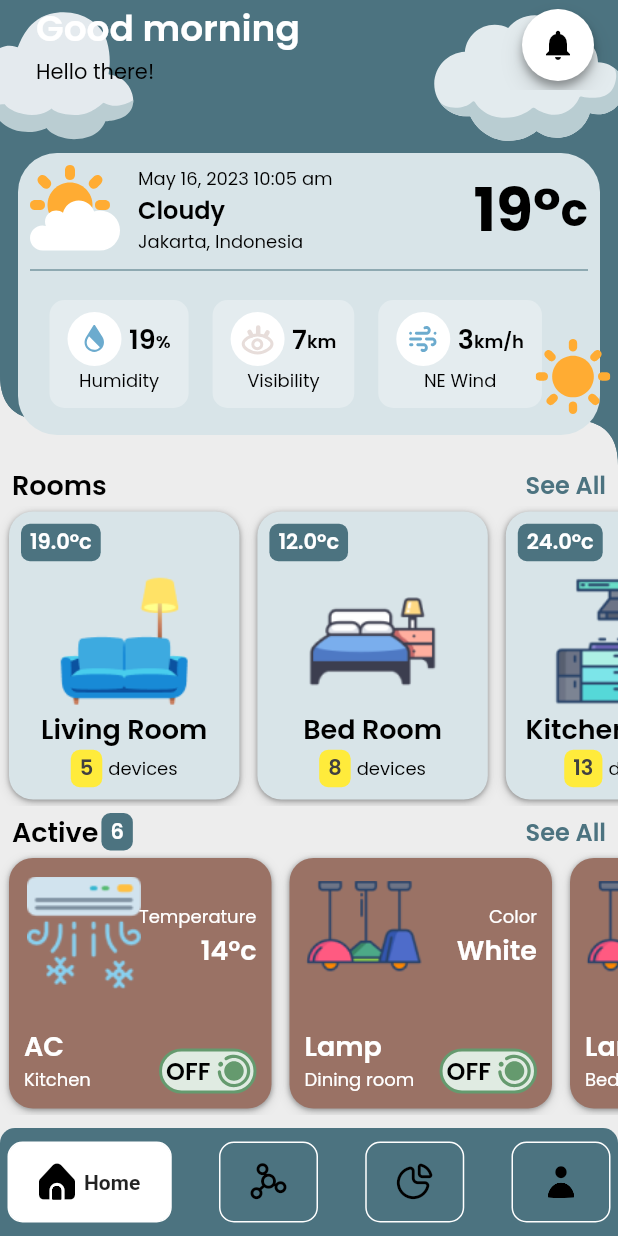
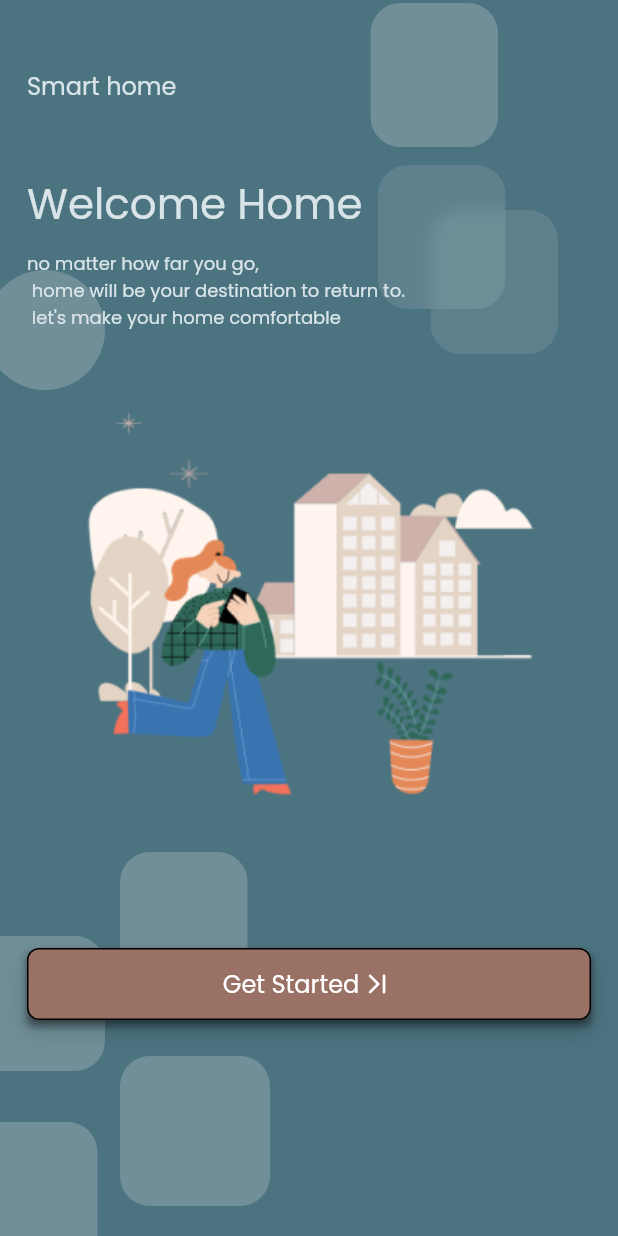
Before and after one commit to shakibhoseen/innovainfosys, a Flutter app: the screen it shows after launch, on a phone screen of 412 x 824 dp. Run offline on Flutter 3.47's test engine with Material 2 defaults, Android fonts, the light colour scheme and no system bars; drawn by our look-alikes of blur, google_nav_bar; our stand-ins replace another_flushbar, flutter_svg, fluttertoast, google_fonts, syncfusion_flutter_charts.

Commit message:
all is done with splash screen

```diff
--- a/lib/main.dart
+++ b/lib/main.dart
@@ -40,7 +40,7 @@ class MyApp extends StatelessWidget {
           ),
           canvasColor: MyColors.backGroundApplicationColor,
         ),
-        initialRoute:  RoutesName.parentScreen,
+        initialRoute:  RoutesName.splashScreen,
         onGenerateRoute:  Routes.genarateRoute,
       ),
     );
--- a/lib/res/assets_name.dart
+++ b/lib/res/assets_name.dart
@@ -1,4 +1,5 @@
 class AssetsName {
+  static const String splashBackgroundPng = 'assets/images/splash_image.png';
   static const String livingRoomHomePng = 'assets/images/living_room.png';
   static const String bedRoomHomePng = 'assets/images/bedroom.png';
   static const String kitchenRoomHomePng = 'assets/images/kitchen.png';
@@ -17,6 +18,7 @@ class AssetsName {
       'assets/images/sun_behind_cloud.svg';
   static const String windIconImageSvg = 'assets/images/wind.svg';
   static const String filterIconImageSvg = 'assets/images/filter_icon.svg';
+  static const String nextIconImageSvg = 'assets/images/next.svg';
 
   static const String deleteIconImageSvg = 'assets/images/delete.svg';
   static const String editIconImageSvg = 'assets/images/edit.svg';
--- a/lib/res/component/custom_stepper_progress.dart
+++ b/lib/res/component/custom_stepper_progress.dart
@@ -4,8 +4,9 @@ import 'package:small_home_application/res/my_colors.dart';
 
 class CustomStepperProgress extends StatefulWidget {
   final ValueChanged<double> onChanged;
+  final double sliderValue;
 
-  const CustomStepperProgress({Key? key, required this.onChanged}) : super(key: key);
+  const CustomStepperProgress({Key? key, required this.onChanged, this.sliderValue = 30}) : super(key: key);
 
   @override
   _CustomSliderState createState() => _CustomSliderState();
--- a/lib/res/design/lamp_screen/lamp_header.dart
+++ b/lib/res/design/lamp_screen/lamp_header.dart
@@ -115,7 +115,7 @@ Widget backgroundAppBar(BuildContext context, LampViewModel lampViewModel) {
                   print("lamp");
                   lampViewModel.setBrightness(value);
                   print("call");
-                },)),
+                }, sliderValue: lampViewModel.getBrightness,)),
                 Image.asset(AssetsName.lamLightOnPng),
               ],
             ),
--- /dev/null
+++ b/lib/res/design/splash_screen/splash_design.dart
@@ -0,0 +1,47 @@
+import 'dart:ui';
+
+import 'package:blur/blur.dart';
+import 'package:flutter/material.dart';
+import 'package:small_home_application/res/my_colors.dart';
+
+const ownColor = Color(0x33FFFFFF); // 20% opacity white color
+
+Widget rectangleBox({Color color = ownColor, double height =96, double width =85}) {
+  return Container(
+    height: height,
+    width: width,
+    decoration: BoxDecoration(
+      color: color,
+      borderRadius: BorderRadius.circular(20),
+    ),
+  );
+}
+
+Widget circularBox({Color color = ownColor}) {
+  return Container(
+    height: 80,
+    width: 80,
+    decoration: BoxDecoration(
+      color: color,
+      shape: BoxShape.circle,
+    ),
+  );
+}
+
+Widget blurifyBox({required bool isCircle, double opacity= 0.1}) {
+  return isCircle
+      ? _blurEffectWidget(circularBox(color: Colors.transparent), opacity: opacity)
+      : _blurEffectWidget(rectangleBox(color: Colors.transparent,), radius: 20, opacity: opacity);
+}
+
+Widget _blurEffectWidget(Widget child, {double radius = 100, double opacity =0.1}) {
+  return Blur(
+    colorOpacity: opacity,
+      borderRadius: BorderRadius.circular(radius),
+      child: child);
+  // return child.frosted(
+  //   blur: 1,
+  //   frostColor: ownColor,
+  //   borderRadius: BorderRadius.circular(20),
+  // );
+}
--- a/lib/utils/route/routes.dart
+++ b/lib/utils/route/routes.dart
@@ -6,6 +6,7 @@ import 'package:small_home_application/view/lamp_screen.dart';
 import 'package:small_home_application/view/living_room_screen.dart';
 import 'package:small_home_application/view/parent_screen.dart';
 import 'package:small_home_application/view/room_screen.dart';
+import 'package:small_home_application/view/splash_screen.dart';
 
 
 class Routes {
@@ -13,10 +14,10 @@ class Routes {
     switch (settings.name) {
       case RoutesName.homeScreen:
         return MaterialPageRoute(builder: (context) => const HomeScreen());
-      // case RoutesName.loginScreen:
-      //   return MaterialPageRoute(
-      //     builder: (context) =>  const LoginScreen(),
-      //   );
+      case RoutesName.splashScreen:
+        return MaterialPageRoute(
+          builder: (context) =>  const SplashScreen(),
+        );
       case RoutesName.parentScreen:
         return MaterialPageRoute(builder: (context) => const ParentScreen(),);
         case RoutesName.deviceActiveScreen:
--- a/lib/utils/route/routes_name.dart
+++ b/lib/utils/route/routes_name.dart
@@ -1,6 +1,5 @@
 class RoutesName{
   static const String homeScreen = "home_screen";
-  static const String loginScreen = "login_screen";
   static const String splashScreen = "splash_screen";
   static const String parentScreen = "parent_screen";
   static const String deviceActiveScreen = "device_active_screen";
--- a/lib/view/pages/profile_page.dart
+++ b/lib/view/pages/profile_page.dart
@@ -57,21 +57,12 @@ Widget header() {
           crossAxisAlignment: CrossAxisAlignment.start,
           children: [
             Text(
-              'Good morning',
+              'profile page',
               style: Constant.popins_changeable_size(
                   fontSize: 24, color: Colors.white),
               maxLines: 1,
             ),
-            Text(
-              'Hello there!',
-              style: Constant.popins_base(),
-              maxLines: 1,
-            ),
-            Text(
-              'Hello there!',
-              style: Constant.popins_base(),
-              maxLines: 1,
-            )
+
           ],
         ),
       ),
@@ -90,9 +81,7 @@ Widget backgorundAppBar() {
     child: Column(
       children: [
         addVerticalSpace(50),
-        SizedBox(height: 180, child: CustomStepperProgress(onChanged: (value){
-          Utils.showToastMessage('the value is ${value}');
-        },)),
+
       ],
     ),
   );
--- /dev/null
+++ b/lib/view/splash_screen.dart
@@ -0,0 +1,153 @@
+
+import 'package:flutter/material.dart';
+import 'package:flutter_svg/flutter_svg.dart';
+
+import 'package:small_home_application/res/assets_name.dart';
+
+import 'package:small_home_application/res/component/my_shadow.dart';
+import 'package:small_home_application/res/constant.dart';
+import 'package:small_home_application/res/design/splash_screen/splash_design.dart';
+import 'package:small_home_application/res/my_colors.dart';
+import 'package:small_home_application/utils/helper_widget.dart';
+
+
+const String subTitle =
+    "no matter how far you go,\n home will be your destination to return to.\n let's make your home comfortable";
+
+class SplashScreen extends StatelessWidget {
+  const SplashScreen({Key? key}) : super(key: key);
+
+  @override
+  Widget build(BuildContext context) {
+
+    return Scaffold(
+      backgroundColor: MyColors.main2Color,
+      body: Column(
+        mainAxisSize: MainAxisSize.max,
+        children: [
+          Expanded(
+            child: Stack(
+              children: [
+
+                Positioned(
+                  bottom: -20,
+                  left: -20,
+                  child: rectangleBox(),
+                ),
+
+                Positioned(
+                  bottom: 20,
+                  left: 80,
+                  child: rectangleBox(height: 100, width: 100),
+                ),
+
+                Positioned(
+                  bottom: 110,
+                  left: -20,
+                  child: rectangleBox(height: 90, width: 90),
+                ),
+
+                Positioned(
+                  bottom: 160,
+                  left: 80,
+                  child: rectangleBox(),
+                ),
+
+                Positioned(
+                  top: 2,
+                  right: 80,
+                  child: rectangleBox(),
+                ),
+
+
+                Positioned(
+                  top: 140,
+                  right: 40,
+                  child: blurifyBox(isCircle: false),
+                ),
+                Positioned(
+                  top: 110,
+                  right: 75,
+                  child: blurifyBox(isCircle: false),
+                ),
+
+                Positioned(
+                  top: 180,
+
+                  left: -10,
+                  child: blurifyBox(isCircle: true, opacity: 0.2),
+                ),
+
+                SafeArea(
+                  child: Padding(
+                    padding: const EdgeInsets.symmetric(horizontal: 18.0),
+                    child: Column(
+                      crossAxisAlignment: CrossAxisAlignment.stretch,
+                      mainAxisAlignment: MainAxisAlignment.spaceEvenly,
+                      mainAxisSize: MainAxisSize.max,
+                      children: [
+                        //addVerticalSpace(10),
+                        Text(
+                          'Smart home',
+                          style:
+                              Constant.popins_lg(color: MyColors.surface2Color),
+                        ),
+                        Column(
+                          mainAxisSize: MainAxisSize.min,
+                          crossAxisAlignment: CrossAxisAlignment.start,
+                          children: [
+                            Text(
+                              'Welcome Home',
+                              style: Constant.popins_changeable_size(
+                                  fontSize: 28, color: MyColors.surface2Color),
+                            ),
+                            addVerticalSpace(10),
+                            Text(
+                              subTitle,
+                              style: Constant.popins_sm(
+                                  color: MyColors.surface2Color),
+                            ),
+                          ],
+                        ),
+                        Image.asset(AssetsName.splashBackgroundPng),
+                        addVerticalSpace(6),
+                        Container(
+                          decoration: BoxDecoration(
+                            boxShadow: MyShadow.boxShadow5(),
+                          ),
+                          child: ElevatedButton(
+                            onPressed: () {},
+                            style: ElevatedButton.styleFrom(
+                                backgroundColor: MyColors.mainColor,
+                                padding: EdgeInsets.all(12),
+                                shape: RoundedRectangleBorder(
+                                  borderRadius: BorderRadius.circular(8),
+                                  side: BorderSide(),
+                                )),
+                            child: Row(
+                              mainAxisSize: MainAxisSize.min,
+                              children: [
+                                Text(
+                                  'Get Started',
+                                  style:
+                                      Constant.popins_lg(color: MyColors.white),
+                                ),
+                                SvgPicture.asset(AssetsName.nextIconImageSvg),
+                              ],
+                            ),
+                          ),
+                        ),
+                        addVerticalSpace(4),
+                        addVerticalSpace(4),
+                      ],
+                    ),
+                  ),
+                )
+              ],
+            ),
+          ),
+        ],
+      ),
+    );
+  }
+}
--- a/lib/view_model/lamp_view_model.dart
+++ b/lib/view_model/lamp_view_model.dart
@@ -1,7 +1,7 @@
 import 'package:flutter/cupertino.dart';
 
 class LampViewModel with ChangeNotifier{
-   double _value = 0;
+   double _value = 90;
 
   double get getBrightness => _value;
 
--- a/pubspec.yaml
+++ b/pubspec.yaml
@@ -43,6 +43,7 @@ dependencies:
   flutter_svg: ^2.0.6
   syncfusion_flutter_charts: ^21.2.9
   percent_indicator: ^3.0.1
+  blur: ^3.1.0
 
 dev_dependencies:
   flutter_test:
```
Also changed, not shown: assets/images/next.svg (added), assets/images/splash_image.png (added), assets/images/splash_svg.svg (added), pubspec.lock.
